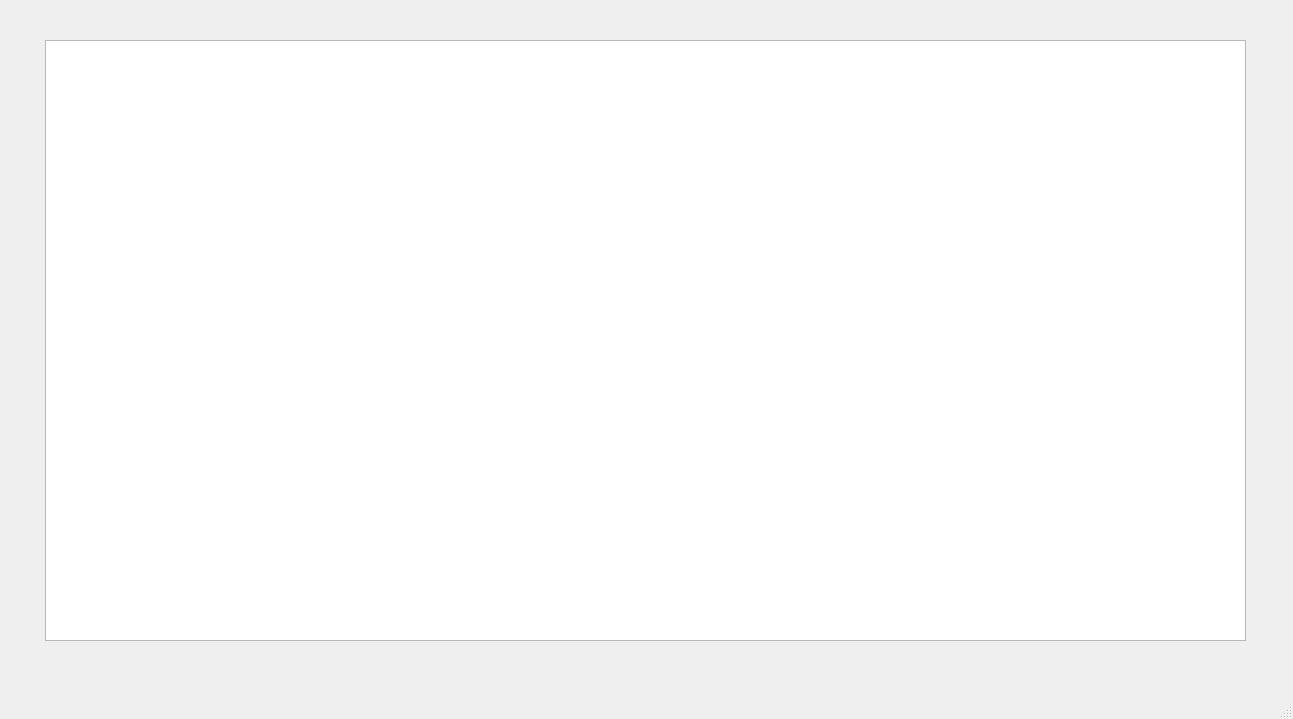
This is Implementacion/Programa/mainwindow.ui in CamiloPenaloza/Final as Qt 5 draws it before an edit. The edited form follows.
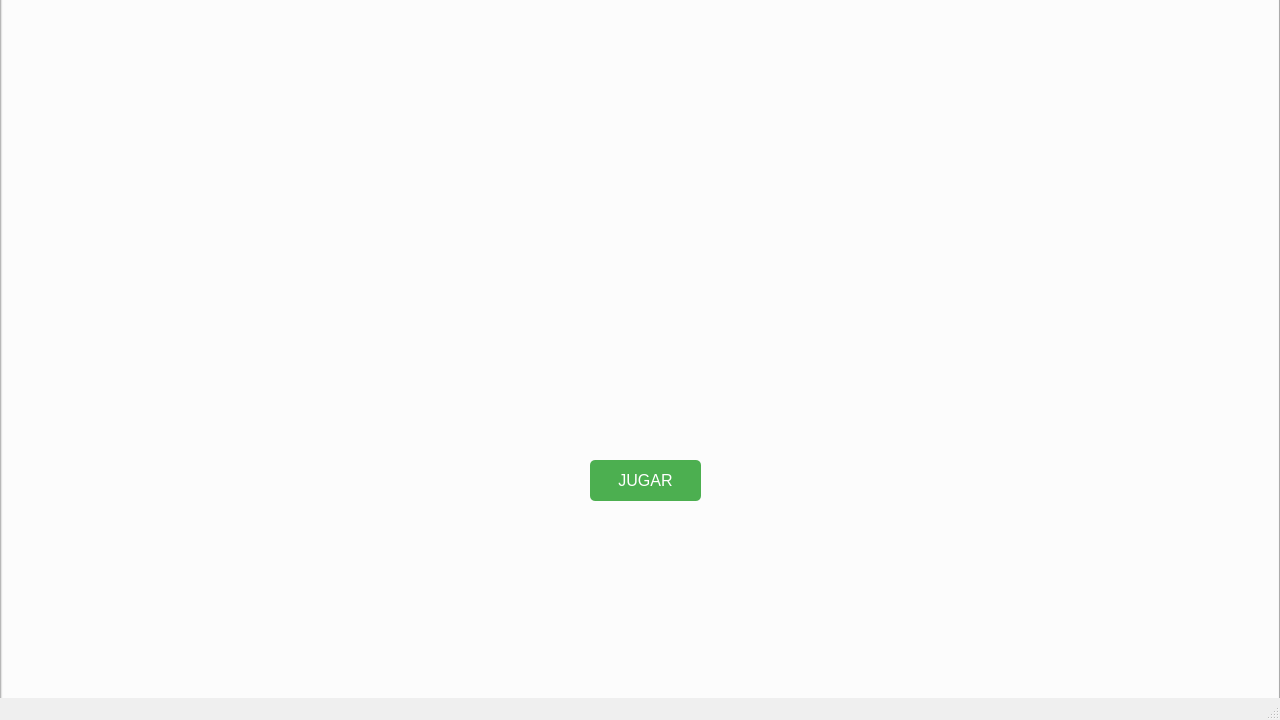
This is the edited form. Icons and pictures are not drawn.

The edit to the form file:
```diff
--- a/Implementacion/Programa/mainwindow.ui
+++ b/Implementacion/Programa/mainwindow.ui
@@ -6,8 +6,8 @@
    <rect>
     <x>0</x>
     <y>0</y>
-    <width>1293</width>
-    <height>719</height>
+    <width>1280</width>
+    <height>720</height>
    </rect>
   </property>
   <property name="windowTitle">
@@ -17,13 +17,63 @@
    <widget class="QGraphicsView" name="graphicsView">
     <property name="geometry">
      <rect>
-      <x>45</x>
-      <y>40</y>
-      <width>1201</width>
-      <height>601</height>
+      <x>0</x>
+      <y>-10</y>
+      <width>1280</width>
+      <height>720</height>
      </rect>
     </property>
    </widget>
+   <widget class="QGroupBox" name="menu">
+    <property name="geometry">
+     <rect>
+      <x>0</x>
+      <y>-10</y>
+      <width>1280</width>
+      <height>720</height>
+     </rect>
+    </property>
+    <property name="styleSheet">
+     <string notr="true">background-image: url(:/sprites/menu.png)</string>
+    </property>
+    <property name="title">
+     <string/>
+    </property>
+    <widget class="QPushButton" name="play_button">
+     <property name="geometry">
+      <rect>
+       <x>590</x>
+       <y>470</y>
+       <width>111</width>
+       <height>41</height>
+      </rect>
+     </property>
+     <property name="styleSheet">
+      <string notr="true">QPushButton {
+    background: none;
+    background-color: #4CAF50; /* Color de fondo */
+    border: none; /* Sin borde */
+    color: white; /* Color del texto */
+    font-size: 16px; /* Tamaño de fuente */
+    padding: 10px 20px; /* Espaciado interno */
+    cursor: pointer; /* Cambia el cursor al pasar el ratón */
+    border-radius: 5px; /* Bordes redondeados */
+}
+
+QPushButton:hover {
+    background-color: #45a049; /* Color de fondo al pasar el ratón */
+}
+
+QPushButton:pressed {
+    background-color: #3e8e41; /* Color de fondo al presionar */
+}
+</string>
+     </property>
+     <property name="text">
+      <string>JUGAR</string>
+     </property>
+    </widget>
+   </widget>
   </widget>
   <widget class="QStatusBar" name="statusbar"/>
  </widget>
```
